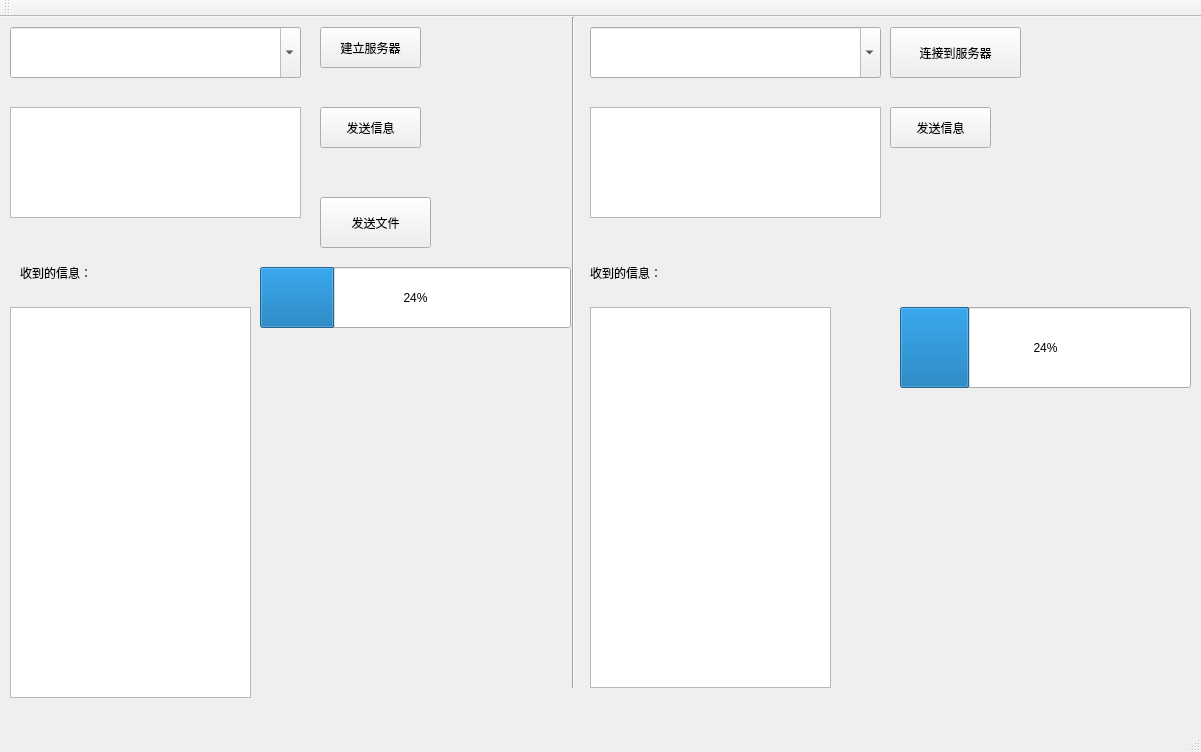
Above: mainwindow.ui from Yao-Long/updateServerDemo before the change. Below: the same form after it.
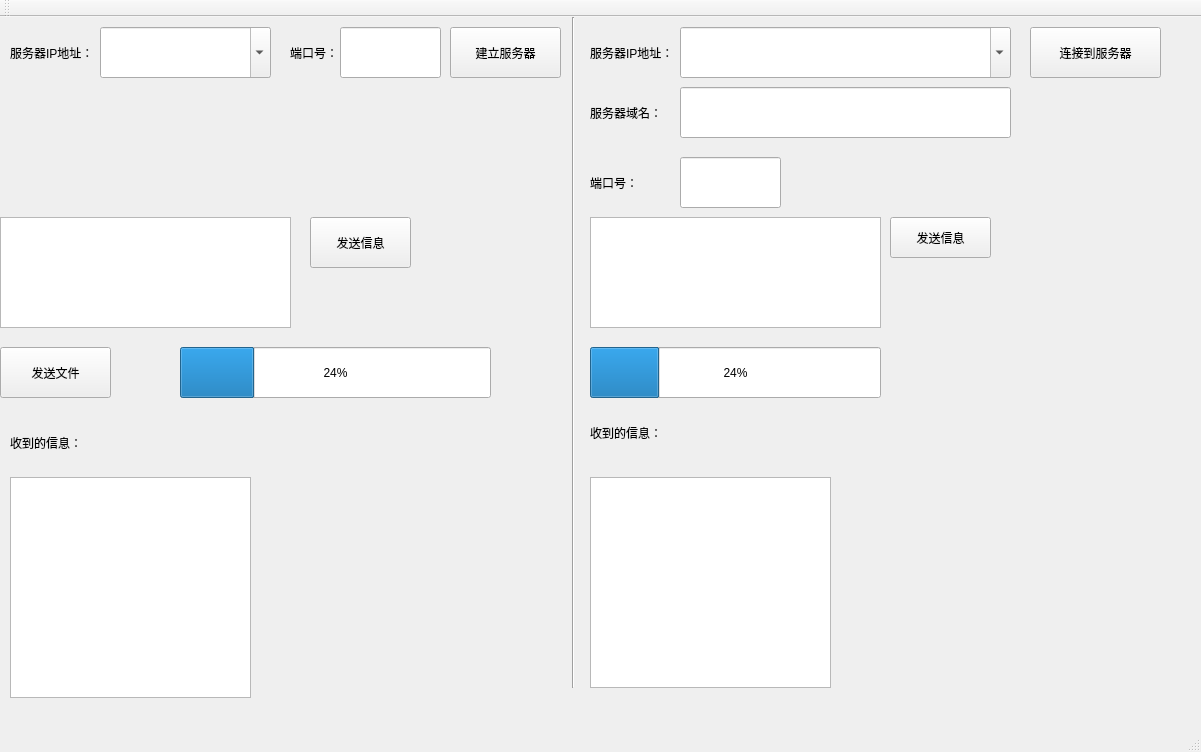
That is the form after the change.

Patch:
```diff
--- a/mainwindow.ui
+++ b/mainwindow.ui
@@ -17,9 +17,9 @@
    <widget class="QComboBox" name="comboBox">
     <property name="geometry">
      <rect>
-      <x>10</x>
+      <x>100</x>
       <y>10</y>
-      <width>291</width>
+      <width>171</width>
       <height>51</height>
      </rect>
     </property>
@@ -36,7 +36,7 @@
    <widget class="QPushButton" name="pushButtonConnectServer">
     <property name="geometry">
      <rect>
-      <x>890</x>
+      <x>1030</x>
       <y>10</y>
       <width>131</width>
       <height>51</height>
@@ -62,8 +62,8 @@
    <widget class="QTextEdit" name="textEditServerSend">
     <property name="geometry">
      <rect>
-      <x>10</x>
-      <y>90</y>
+      <x>0</x>
+      <y>200</y>
       <width>291</width>
       <height>111</height>
      </rect>
@@ -72,10 +72,10 @@
    <widget class="QPushButton" name="pushButtonServerSend">
     <property name="geometry">
      <rect>
-      <x>320</x>
-      <y>90</y>
+      <x>310</x>
+      <y>200</y>
       <width>101</width>
-      <height>41</height>
+      <height>51</height>
      </rect>
     </property>
     <property name="text">
@@ -86,18 +86,18 @@
     <property name="geometry">
      <rect>
       <x>10</x>
-      <y>290</y>
+      <y>460</y>
       <width>241</width>
-      <height>391</height>
+      <height>221</height>
      </rect>
     </property>
    </widget>
    <widget class="QLabel" name="label">
     <property name="geometry">
      <rect>
-      <x>20</x>
-      <y>240</y>
-      <width>201</width>
+      <x>10</x>
+      <y>410</y>
+      <width>71</width>
       <height>31</height>
      </rect>
     </property>
@@ -108,10 +108,10 @@
    <widget class="QPushButton" name="pushButtonBuildServer">
     <property name="geometry">
      <rect>
-      <x>320</x>
+      <x>450</x>
       <y>10</y>
-      <width>101</width>
-      <height>41</height>
+      <width>111</width>
+      <height>51</height>
      </rect>
     </property>
     <property name="text">
@@ -121,9 +121,9 @@
    <widget class="QComboBox" name="comboBoxClient">
     <property name="geometry">
      <rect>
-      <x>590</x>
+      <x>680</x>
       <y>10</y>
-      <width>291</width>
+      <width>331</width>
       <height>51</height>
      </rect>
     </property>
@@ -141,7 +141,7 @@
     <property name="geometry">
      <rect>
       <x>890</x>
-      <y>90</y>
+      <y>200</y>
       <width>101</width>
       <height>41</height>
      </rect>
@@ -154,7 +154,7 @@
     <property name="geometry">
      <rect>
       <x>590</x>
-      <y>90</y>
+      <y>200</y>
       <width>291</width>
       <height>111</height>
      </rect>
@@ -164,9 +164,9 @@
     <property name="geometry">
      <rect>
       <x>590</x>
-      <y>290</y>
+      <y>460</y>
       <width>241</width>
-      <height>381</height>
+      <height>211</height>
      </rect>
     </property>
    </widget>
@@ -174,7 +174,7 @@
     <property name="geometry">
      <rect>
       <x>590</x>
-      <y>240</y>
+      <y>400</y>
       <width>201</width>
       <height>31</height>
      </rect>
@@ -186,8 +186,8 @@
    <widget class="QPushButton" name="pushButton">
     <property name="geometry">
      <rect>
-      <x>320</x>
-      <y>180</y>
+      <x>0</x>
+      <y>330</y>
       <width>111</width>
       <height>51</height>
      </rect>
@@ -199,10 +199,10 @@
    <widget class="QProgressBar" name="progressBar">
     <property name="geometry">
      <rect>
-      <x>260</x>
-      <y>250</y>
+      <x>180</x>
+      <y>330</y>
       <width>311</width>
-      <height>61</height>
+      <height>51</height>
      </rect>
     </property>
     <property name="value">
@@ -212,16 +212,111 @@
    <widget class="QProgressBar" name="progressBar_2">
     <property name="geometry">
      <rect>
-      <x>900</x>
-      <y>290</y>
+      <x>590</x>
+      <y>330</y>
       <width>291</width>
-      <height>81</height>
+      <height>51</height>
      </rect>
     </property>
     <property name="value">
      <number>24</number>
     </property>
    </widget>
+   <widget class="QLabel" name="label_3">
+    <property name="geometry">
+     <rect>
+      <x>10</x>
+      <y>20</y>
+      <width>81</width>
+      <height>31</height>
+     </rect>
+    </property>
+    <property name="text">
+     <string>服务器IP地址：</string>
+    </property>
+   </widget>
+   <widget class="QLabel" name="label_4">
+    <property name="geometry">
+     <rect>
+      <x>290</x>
+      <y>20</y>
+      <width>51</width>
+      <height>31</height>
+     </rect>
+    </property>
+    <property name="text">
+     <string>端口号：</string>
+    </property>
+   </widget>
+   <widget class="QLineEdit" name="lineEditServerPort">
+    <property name="geometry">
+     <rect>
+      <x>340</x>
+      <y>10</y>
+      <width>101</width>
+      <height>51</height>
+     </rect>
+    </property>
+   </widget>
+   <widget class="QLineEdit" name="lineEditServerName">
+    <property name="geometry">
+     <rect>
+      <x>680</x>
+      <y>70</y>
+      <width>331</width>
+      <height>51</height>
+     </rect>
+    </property>
+   </widget>
+   <widget class="QLabel" name="label_5">
+    <property name="geometry">
+     <rect>
+      <x>590</x>
+      <y>80</y>
+      <width>71</width>
+      <height>31</height>
+     </rect>
+    </property>
+    <property name="text">
+     <string>服务器域名：</string>
+    </property>
+   </widget>
+   <widget class="QLabel" name="label_6">
+    <property name="geometry">
+     <rect>
+      <x>590</x>
+      <y>20</y>
+      <width>81</width>
+      <height>31</height>
+     </rect>
+    </property>
+    <property name="text">
+     <string>服务器IP地址：</string>
+    </property>
+   </widget>
+   <widget class="QLabel" name="label_7">
+    <property name="geometry">
+     <rect>
+      <x>590</x>
+      <y>150</y>
+      <width>51</width>
+      <height>31</height>
+     </rect>
+    </property>
+    <property name="text">
+     <string>端口号：</string>
+    </property>
+   </widget>
+   <widget class="QLineEdit" name="lineEditConnectToServerPort">
+    <property name="geometry">
+     <rect>
+      <x>680</x>
+      <y>140</y>
+      <width>101</width>
+      <height>51</height>
+     </rect>
+    </property>
+   </widget>
   </widget>
   <widget class="QMenuBar" name="menuBar">
    <property name="geometry">
```
Left out of the diff: 2 changed lines with no effect on the pictures.
